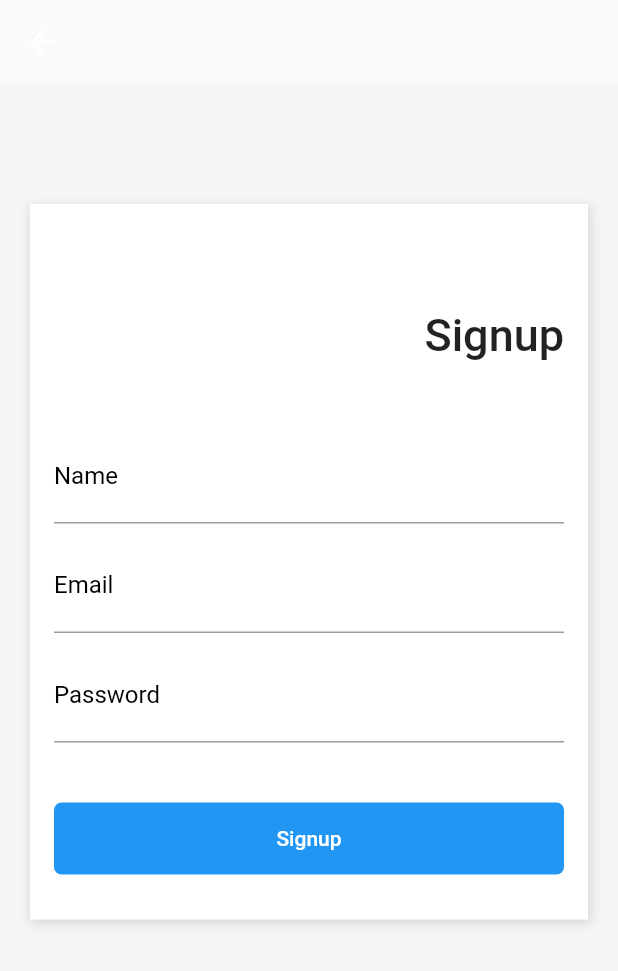
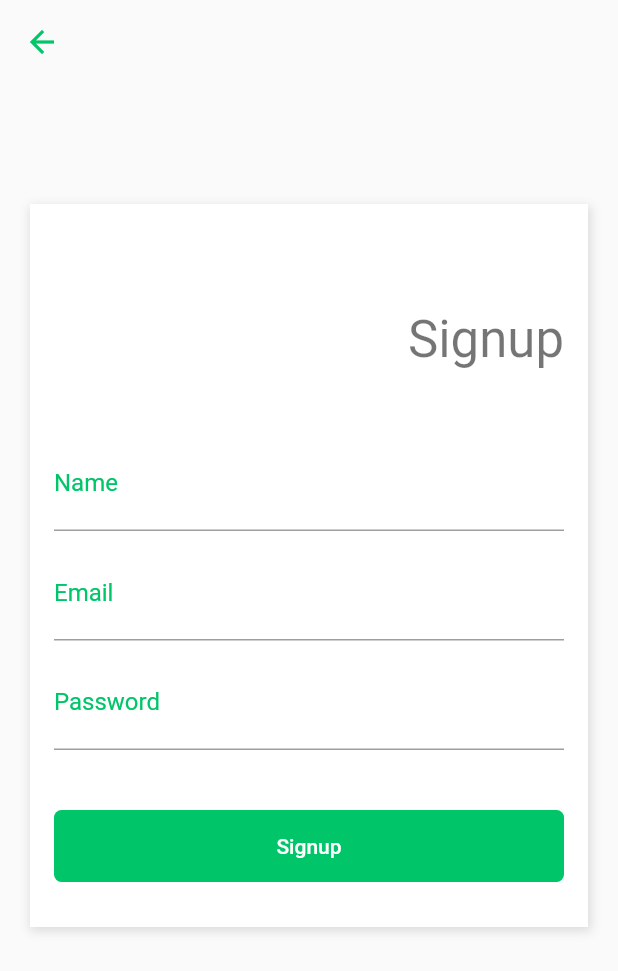
Before and after one commit to FelipeDias28/flutter-layout, a Flutter app: the SignupPage screen opened directly, on a phone screen of 412 x 824 dp. Shown: the top 971 px of the screen. Run offline on Flutter 3.47's test engine with Material 2 defaults, Android fonts, the phone set to English and light mode, and no system bars.

Commit message:
tela de signup tematizadas

```diff
--- a/lib/pages/signup.page.dart
+++ b/lib/pages/signup.page.dart
@@ -9,12 +9,14 @@ class SignupPage extends StatelessWidget {
       appBar: // Somente a App BAr, permite que tenha a opção de voltar a página anterior
           AppBar(
         backgroundColor: Colors.white.withOpacity(0),
+        iconTheme: IconThemeData(
+          color: Theme.of(context).primaryColor,
+        ),
         elevation:
             0, // O quão elevado da tela, parece que esta mais próximo do usuário
       ),
       body: SingleChildScrollView(
         child: Container(
-          color: const Color(0xFFF5F5F5),
           padding: const EdgeInsets.only(
             top: 80,
             left: 20,
@@ -44,23 +46,20 @@ class SignupPage extends StatelessWidget {
                   child: Column(
                     crossAxisAlignment: CrossAxisAlignment.stretch,
                     children: [
-                      const Text(
+                      Text(
                         "Signup",
                         textAlign: TextAlign.end,
-                        style: TextStyle(
-                          fontSize: 30,
-                          fontWeight: FontWeight.w500,
-                        ),
+                        style: Theme.of(context).textTheme.headline4,
                       ),
                       const SizedBox(
                         height: 45.0,
                       ),
                       TextFormField(
                         keyboardType: TextInputType.text,
-                        decoration: const InputDecoration(
+                        decoration: InputDecoration(
                           labelText: "Name",
                           labelStyle: TextStyle(
-                            color: Colors.black,
+                            color: Theme.of(context).primaryColor,
                             fontWeight: FontWeight.w400,
                             fontSize: 16.0,
                           ),
@@ -74,10 +73,10 @@ class SignupPage extends StatelessWidget {
                       ),
                       TextFormField(
                         keyboardType: TextInputType.emailAddress,
-                        decoration: const InputDecoration(
+                        decoration: InputDecoration(
                           labelText: "Email",
                           labelStyle: TextStyle(
-                            color: Colors.black,
+                            color: Theme.of(context).primaryColor,
                             fontWeight: FontWeight.w400,
                             fontSize: 16.0,
                           ),
@@ -92,10 +91,10 @@ class SignupPage extends StatelessWidget {
                       TextFormField(
                         keyboardType: TextInputType.text,
                         obscureText: true,
-                        decoration: const InputDecoration(
+                        decoration: InputDecoration(
                           labelText: "Password",
                           labelStyle: TextStyle(
-                            color: Colors.black,
+                            color: Theme.of(context).primaryColor,
                             fontWeight: FontWeight.w400,
                             fontSize: 16.0,
                           ),
@@ -109,9 +108,9 @@ class SignupPage extends StatelessWidget {
                       ),
                       Container(
                         width: double.infinity,
-                        decoration: const BoxDecoration(
-                          color: Colors.blue,
-                          borderRadius: BorderRadius.all(
+                        decoration: BoxDecoration(
+                          color: Theme.of(context).primaryColor,
+                          borderRadius: const BorderRadius.all(
                             Radius.circular(5),
                           ),
                         ),
```
